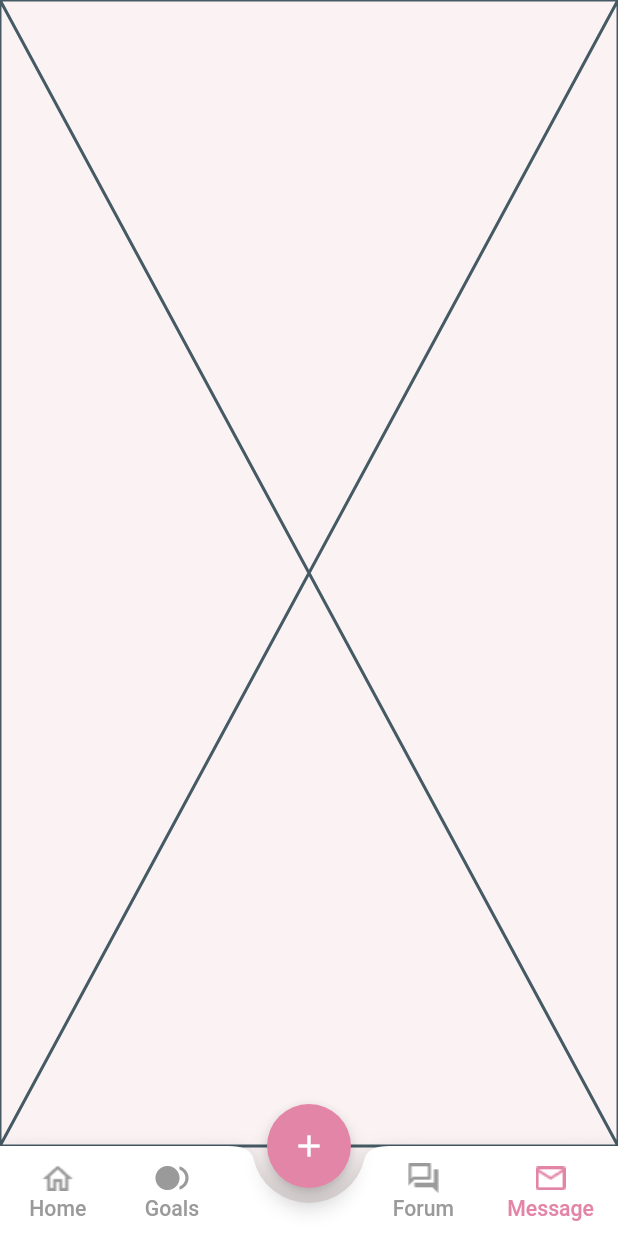
After one commit to ZapeeoSheikh/rizq_bachao, a Flutter app: the BottomNavBar screen opened by its route, item 2 of the bottom bar chosen, after a tap on "Message", on a phone screen of 412 x 824 dp. The commit adds this screen. Run offline on Flutter 3.47's test engine with Material 2 defaults, Android fonts, the phone set to English and light mode, and no system bars; our stand-ins replace flutter_screenutil, google_fonts, salomon_bottom_bar.

Commit message:
bottomnav/home/appbar

```diff
--- /dev/null
+++ b/lib/BottomNavigationBar/bottomNavBar.dart
@@ -0,0 +1,302 @@
+import 'dart:convert';
+import 'dart:io';
+
+import 'package:flutter/material.dart';
+import 'package:flutter_screenutil/flutter_screenutil.dart';
+import 'package:google_fonts/google_fonts.dart';
+import 'package:http/http.dart';
+import 'package:rizq_bachao/Pages/BottomNavigationPages/forum.dart';
+import 'package:rizq_bachao/Pages/BottomNavigationPages/goals.dart';
+import 'package:rizq_bachao/Pages/BottomNavigationPages/home.dart';
+import 'package:rizq_bachao/Pages/BottomNavigationPages/message.dart';
+import 'package:salomon_bottom_bar/salomon_bottom_bar.dart';
+
+import '../Ui Kit/ui.dart';
+
+class BottomNavBar extends StatefulWidget {
+  const BottomNavBar({Key? key}) : super(key: key);
+
+  @override
+  State<BottomNavBar> createState() => _BottomNavBarState();
+}
+
+class _BottomNavBarState extends State<BottomNavBar> {
+
+  int currentTab = 0;
+    List pages = [
+      Home(),
+      Goals(),
+      Forum(),
+      Message(),
+    ];
+    final PageStorageBucket bucket = PageStorageBucket();
+    Widget currentScreen = Home();
+
+  @override
+  Widget build(BuildContext context) {
+
+    return Scaffold(
+      backgroundColor: MyColor.bottomNavigationBar,
+      body: PageStorage(
+        bucket: bucket,
+        child: currentScreen,
+      ),
+      floatingActionButton: FloatingActionButton(
+        backgroundColor: MyColor.mainColor1,
+        child: Icon(Icons.add),
+        onPressed: () {
+
+        },
+      ),
+      floatingActionButtonLocation: FloatingActionButtonLocation.centerDocked,
+      bottomNavigationBar: BottomAppBar(
+        shape: CircularNotchedRectangle(),
+        notchMargin: 10,
+        child: Container(
+          height: 60,
+          child: Row(
+            mainAxisAlignment: MainAxisAlignment.spaceBetween,
+            children: [
+
+              Row(
+                mainAxisAlignment: MainAxisAlignment.start,
+                children: [
+                  MaterialButton(
+                    minWidth: 40,
+                    onPressed: () {
+                      setState(() {
+                        currentScreen = Home();
+                        currentTab = 0;
+                      });
+                    },
+                    child: Column(
+                      mainAxisAlignment: MainAxisAlignment.center,
+                      children: [
+                        ImageIcon(
+                          AssetImage("assets/icons/home.png"),
+                          color: currentTab == 0
+                              ? MyColor.mainColor1
+                              : MyColor.inActive,
+                        ),
+                        Text(
+                          " Home ",
+                          style: GoogleFonts.roboto(
+                            fontSize: 16.sp,
+                            color: currentTab == 0
+                                ? MyColor.mainColor1
+                                : MyColor.inActive,
+                          ),
+                        ),
+                      ],
+                    ),
+                  ),
+                  MaterialButton(
+                    minWidth: 40,
+                    onPressed: () {
+                      setState(() {
+                        currentScreen = Goals();
+                        currentTab = 1;
+                      });
+                    },
+                    child: Column(
+                      mainAxisAlignment: MainAxisAlignment.center,
+                      children: [
+                        Icon(
+                          Icons.fiber_smart_record,
+                          color: currentTab == 1
+                              ? MyColor.mainColor1
+                              : MyColor.inActive,
+                        ),
+                        Text(
+                          " Goals ",
+                          style: GoogleFonts.roboto(
+                            fontSize: 16.sp,
+                            color: currentTab == 1
+                                ? MyColor.mainColor1
+                                : MyColor.inActive,
+                          ),
+                        ),
+                      ],
+                    ),
+                  ),
+                ],
+              ),
+              Row(
+                mainAxisAlignment: MainAxisAlignment.start,
+
+                children: [
+                  MaterialButton(
+                    minWidth: 40,
+                    onPressed: () {
+                      setState(() {
+                        currentScreen = Forum();
+                        currentTab = 2;
+                      });
+                    },
+                    child: Column(
+                      mainAxisAlignment: MainAxisAlignment.center,
+                      children: [
+                        ImageIcon(
+                          AssetImage("assets/icons/chat.png"),
+                          color: currentTab == 2
+                              ? MyColor.mainColor1
+                              : MyColor.inActive,
+                        ),
+                        Text(
+                          " Forum ",
+                          style: GoogleFonts.roboto(
+                            fontSize: 16.sp,
+                            color: currentTab == 2
+                                ? MyColor.mainColor1
+                                : MyColor.inActive,
+                          ),
+                        ),
+                      ],
+                    ),
+                  ),
+                  MaterialButton(
+                    minWidth: 40,
+                    onPressed: () {
+                      setState(() {
+                        currentScreen = Message();
+                        currentTab = 3;
+                      });
+                    },
+                    child: Column(
+                      mainAxisAlignment: MainAxisAlignment.center,
+                      children: [
+                        ImageIcon(
+                          AssetImage("assets/icons/message.png"),
+                          color: currentTab == 3
+                              ? MyColor.mainColor1
+                              : MyColor.inActive,
+                        ),
+                        Text(
+                          "Message",
+                          style: GoogleFonts.roboto(
+                            fontSize: 16.sp,
+                            color: currentTab == 3
+                                ? MyColor.mainColor1
+                                : MyColor.inActive,
+                          ),
+                        ),
+                      ],
+                    ),
+                  ),
+                ],
+              )
+            ],
+          ),
+        ),
+      ),
+    );
+  }
+
+// Future<void> popupLoc() async {
+//   showAdaptiveActionSheet(
+//     context: context,
+//     title: Row(
+//       children: [
+//         Expanded(
+//           child: Container(
+//             height: 66.sp,
+//             decoration: BoxDecoration(
+//               borderRadius: BorderRadius.all(Radius.circular(20.0)),
+//               boxShadow: [
+//                 BoxShadow(
+//                   color: Colors.grey.withOpacity(0.5),
+//                   spreadRadius: 1,
+//                   blurRadius: 5,
+//                   offset: Offset(0, 3), // changes position of shadow
+//                 ),
+//               ],
+//             ),
+//             child: ElevatedButton(
+//               style: ButtonStyle(
+//                   shape: MaterialStateProperty.all<RoundedRectangleBorder>(
+//                       RoundedRectangleBorder(
+//                         borderRadius: BorderRadius.circular(15.0),
+//                       )),
+//                   backgroundColor:
+//                   MaterialStateProperty.all(MyColor.mainColor1)),
+//               onPressed: () async {
+//                 setState(() async {
+//                   CheckUserConnection();
+//                   if (ActiveConnection == false) {
+//                     print("Internet Off");
+//                     print(ActiveConnection);
+//                   } else {
+//                     print("Internet On");
+//                     print(ActiveConnection);
+//                     Navigator.pop(context);
+//                   }
+//                 });
+//               },
+//               child: Text(
+//                 'TRY AGAIN',
+//                 style: TextStyle(color: Colors.white, fontSize: 20.sp),
+//               ),
+//             ),
+//           ),
+//         ),
+//       ],
+//     ),
+//     actions: <BottomSheetAction>[
+//       BottomSheetAction(
+//         title: Container(
+//           height: MediaQuery.of(context).size.height / 4.sp,
+//           child: Column(
+//             mainAxisAlignment: MainAxisAlignment.center,
+//             children: [
+//               Image(
+//                 image: AssetImage("images/vector/no_wifi.png"),
+//                 width: 50.sp,
+//               ),
+//               SizedBox(
+//                 height: 5.sp,
+//               ),
+//               Text(
+//                 "Internet Connection Invaild !!",
+//                 style: TextStyle(color: MyColor.inActive, fontSize: 15.sp),
+//               ),
+//             ],
+//           ),
+//         ),
+//         onPressed: (BuildContext context) {
+//           setState(() {});
+//         },
+//       ),
+//     ],
+//   );
+// }
+// Future<void> getProfile() async {
+//   Map<String, String> headers = {
+//     'Content-Type': 'application/json',
+//     'Authorization': 'Bearer ${globals.token}'
+//   };
+//
+//   try {
+//     Response response = await get(
+//       Uri.parse(AppUrl.getById + globals.Username),
+//       headers: headers,
+//     );
+//     print(response.body);
+//     if (response.statusCode == 200) {
+//       final data = jsonDecode(response.body.toString());
+//       setState(() {
+//         globals.Name = data['customerName'] ?? "";
+//         globals.Email = data['email']  ?? "";
+//         globals.Profile = data['image']  ?? "";
+//
+//         if(data["status"] == "404" && data["message"] == "Customer Not Found"){
+//           isProfile = false;
+//         }
+//       });
+//
+//     } else
+//       ScaffoldMessenger.of(context).showSnackBar(globals.error);
+//   } catch (e) {
+//     print(e.toString());
+//   }
+// }
+}
--- /dev/null
+++ b/lib/Pages/BottomNavigationPages/forum.dart
@@ -0,0 +1,15 @@
+import 'package:flutter/material.dart';
+
+class Forum extends StatefulWidget {
+  const Forum({Key? key}) : super(key: key);
+
+  @override
+  State<Forum> createState() => _ForumState();
+}
+
+class _ForumState extends State<Forum> {
+  @override
+  Widget build(BuildContext context) {
+    return const Placeholder();
+  }
+}
--- /dev/null
+++ b/lib/Pages/BottomNavigationPages/goals.dart
@@ -0,0 +1,17 @@
+import 'package:flutter/material.dart';
+
+class Goals extends StatefulWidget {
+  const Goals({Key? key}) : super(key: key);
+
+  @override
+  State<Goals> createState() => _GoalsState();
+}
+
+class _GoalsState extends State<Goals> {
+  @override
+  Widget build(BuildContext context) {
+    return Scaffold(
+      body: Center(child: Text("Goals")),
+    );
+  }
+}
--- /dev/null
+++ b/lib/Pages/BottomNavigationPages/home.dart
@@ -0,0 +1,192 @@
+import 'package:flutter/material.dart';
+import 'package:flutter_screenutil/flutter_screenutil.dart';
+import 'package:google_fonts/google_fonts.dart';
+import 'package:rizq_bachao/Ui%20Kit/ui.dart';
+
+import 'forum.dart';
+import 'goals.dart';
+import 'message.dart';
+
+class Home extends StatefulWidget {
+  const Home({Key? key}) : super(key: key);
+
+  @override
+  State<Home> createState() => _HomeState();
+}
+
+class _HomeState extends State<Home> {
+  @override
+  Widget build(BuildContext context) {
+    return Scaffold(
+      appBar: AppBar(
+        toolbarHeight: 120.h,
+        backgroundColor: MyColor.bottomNavigationBar,
+        title: Row(
+          children: [
+            Column(
+              children: [
+                Text(
+                  "Rizq Bachao",
+                  style: GoogleFonts.roboto(
+                    fontSize: 24.sp,
+                    color: MyColor.textColor1,
+                  ),
+                ),
+                SizedBox(
+                  height: 10,
+                ),
+                Container(
+                  decoration: BoxDecoration(
+                      color: MyColor.cardBack,
+                      borderRadius: BorderRadius.circular(20)),
+                  child: Padding(
+                    padding: const EdgeInsets.symmetric(
+                        horizontal: 30.0, vertical: 9),
+                    child: Row(
+                      children: [
+                        ImageIcon(
+                          AssetImage(
+                            "assets/icons/filter.png",
+                          ),
+                          color: MyColor.textColor1,
+                        ),
+                        SizedBox(
+                          width: 10,
+                        ),
+                        Text(
+                          "Filter",
+                          style: GoogleFonts.roboto(
+                            fontSize: 16.sp,
+                            color: MyColor.textColor1,
+                          ),
+                        ),
+                      ],
+                    ),
+                  ),
+                )
+              ],
+            ),
+          ],
+        ),
+        actions: [
+          IconButton(
+            icon: Icon(
+              Icons.search,
+            ),
+            color: MyColor.textColor1,
+            onPressed: () {},
+          )
+        ],
+        automaticallyImplyLeading: false,
+      ),
+      body: SingleChildScrollView(
+        child: Padding(
+          padding: const EdgeInsets.all(25.0),
+          child: Column(
+            children: [
+              Row(
+                children: [
+                  Expanded(
+                    child: Container(
+                      decoration: BoxDecoration(
+                          color: Colors.white,
+                          boxShadow: [BoxShadow(
+                              offset: Offset.fromDirection(2),
+                              blurRadius: 20,
+                              spreadRadius: 3,
+                              color: MyColor.inActive
+                          )],
+                          borderRadius: BorderRadius.circular(20)),
+                      child: Padding(
+                        padding: const EdgeInsets.all(22.0),
+                        child: Column(
+                          children: [
+                            Row(
+                              mainAxisAlignment: MainAxisAlignment.spaceBetween,
+                              children: [
+                                Image(
+                                    image: AssetImage(
+                                        "assets/Vector/loudspeaker.png")),
+                                Text(
+                                  "Spread the world!",
+                                  style: GoogleFonts.roboto(
+                                    fontSize: 24.sp,
+                                    color: MyColor.textColor1,
+                                  ),
+                                ),
+                                Container(
+                                  decoration: BoxDecoration(
+                                      color: MyColor.iconActive,
+                                      borderRadius: BorderRadius.circular(100)),
+                                  child: Icon(
+                                    Icons.close,
+                                    color: Colors.white,
+                                  ),
+                                )
+                              ],
+                            ),
+                            SizedBox(
+                              height: 17.h,
+                            ),
+                            RichText(
+                              text: TextSpan(
+                                text:
+                                    'Wishes there were more items near you? Help spread the world about Rizq Bachao! ',
+                                style: GoogleFonts.roboto(
+                                  fontSize: 16.sp,
+                                  color: MyColor.iconActive,
+                                ),
+                              ),
+                            ),
+                            SizedBox(
+                              height: 16.h,
+                            ),
+                            Row(
+                              children: [
+                                Expanded(
+                                  child: Container(
+                                    height: 50.h,
+                                    decoration: BoxDecoration(
+                                        color: MyColor.mainColor1,
+                                        borderRadius: BorderRadius.circular(10)),
+                                  child: Center(
+                                    child: Text(
+                                      "Find out more",
+                                      style: GoogleFonts.roboto(
+                                        fontSize: 16.sp,
+                                        color: Colors.white,
+                                      ),
+                                    ),
+                                  ),
+                                  ),
+                                ),
+                              ],
+                            )
+                          ],
+                        ),
+                      ),
+                    ),
+                  ),
+                ],
+              ),
+              SizedBox(height: 14.h,),
+              Row(
+                children: [
+                  Text(
+                    "Nearly Available Food ",
+                    style: GoogleFonts.roboto(
+                      fontSize: 24.sp,
+                      color: MyColor.textColor1,
+                    ),
+                  ),
+                ],
+              ),
+              SizedBox(height: 14.h,),
+Card()
+            ],
+          ),
+        ),
+      ),
+    );
+  }
+}
--- /dev/null
+++ b/lib/Pages/BottomNavigationPages/message.dart
@@ -0,0 +1,15 @@
+import 'package:flutter/material.dart';
+
+class Message extends StatefulWidget {
+  const Message({Key? key}) : super(key: key);
+
+  @override
+  State<Message> createState() => _MessageState();
+}
+
+class _MessageState extends State<Message> {
+  @override
+  Widget build(BuildContext context) {
+    return const Placeholder();
+  }
+}
--- a/lib/Pages/chooseIdentity.dart
+++ b/lib/Pages/chooseIdentity.dart
@@ -2,6 +2,8 @@ import 'package:flutter/material.dart';
 import 'package:flutter_screenutil/flutter_screenutil.dart';
 import 'package:google_fonts/google_fonts.dart';
 import 'package:rizq_bachao/Ui%20Kit/ui.dart';
+
+import '../BottomNavigationBar/bottomNavBar.dart';
 
 class ChooseIdentity extends StatefulWidget {
   const ChooseIdentity({Key? key}) : super(key: key);
@@ -102,6 +104,8 @@ class _ChooseIdentityState extends State<ChooseIdentity> {
                     onTap: () {
                       user = 1;
                       print(user);
+                      Navigator.pushReplacementNamed(context, "/bottomNav");
+                      // Navigator.pushReplacement(context, MaterialPageRoute(builder: (context) => BottomNavBar()));
                     },
                     child: Container(
                       height: 90.h,
--- a/lib/main.dart
+++ b/lib/main.dart
@@ -1,5 +1,6 @@
 import 'package:flutter/material.dart';
 import 'package:flutter_screenutil/flutter_screenutil.dart';
+import 'package:rizq_bachao/BottomNavigationBar/bottomNavBar.dart';
 import 'package:rizq_bachao/Pages/signup.dart';
 
 void main() {
@@ -19,6 +20,10 @@ class MyApp extends StatelessWidget {
         builder: (context, child) {
           return MaterialApp(
             debugShowCheckedModeBanner: false,
+            routes: {
+              "/bottomNav": (_) => new BottomNavBar(),
+
+            },
             theme: ThemeData(
 
                 // primarySwatch: Colors.blue,
--- a/pubspec.yaml
+++ b/pubspec.yaml
@@ -37,6 +37,7 @@ dependencies:
   cupertino_icons: ^1.0.2
   google_fonts:
   flutter_screenutil: ^5.6.0
+  salomon_bottom_bar: ^3.3.1
 
 dev_dependencies:
   flutter_test:
```
Also changed, not shown: assets/Vector/loudspeaker.png (added), assets/icons/chat.png (added), assets/icons/filter.png (added), assets/icons/goals.png (added), assets/icons/home.png (added), assets/icons/message.png (added), pubspec.lock.
